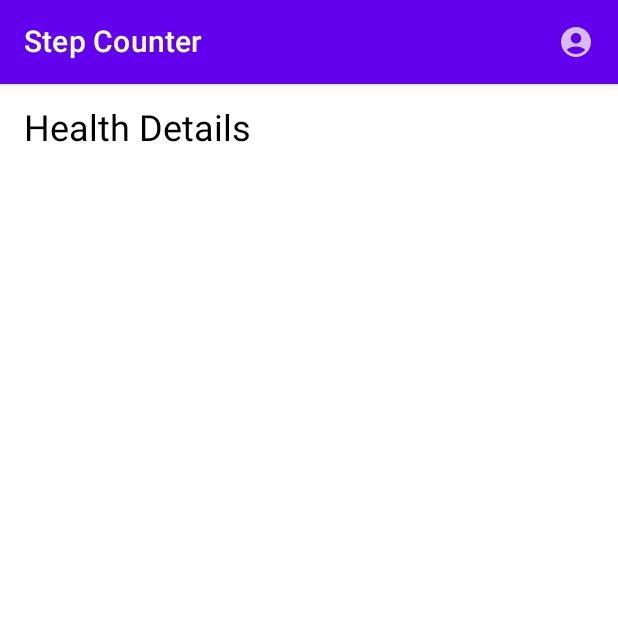
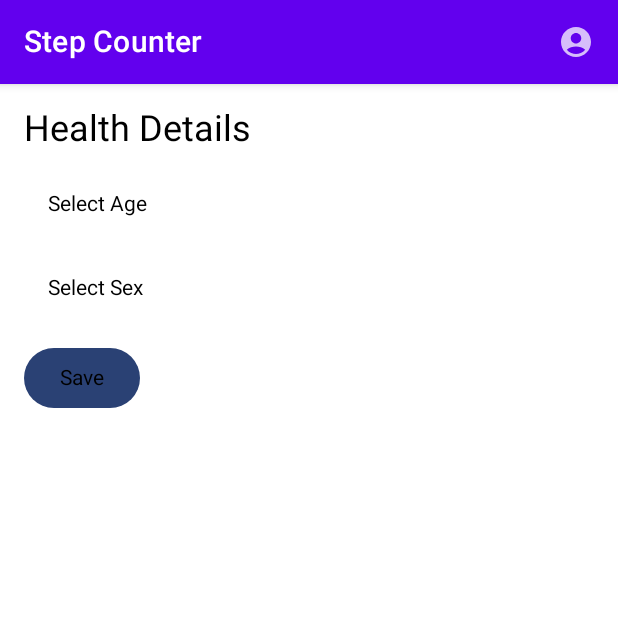
Before and after one commit to akashbhattacharya/FitnessTracker, an Android app built with Jetpack Compose: the HealthDetailsScreen screen opened through its navigation route, on a phone screen of 412 x 824 dp, the top half of it. Run offline under Robolectric (Android 15) with nearby library versions, the phone set to English and light mode, and no system bars.

Commit message:
- age and sex drop down has been added

```diff
--- a/app/build.gradle.kts
+++ b/app/build.gradle.kts
@@ -114,6 +114,8 @@ dependencies {
     implementation ("com.google.android.material:material:1.4.0")
     implementation ("androidx.compose.material3:material3:1.0.0-alpha03")
     implementation ("androidx.activity:activity-compose:1.4.0")
+    implementation ("com.google.android.material:material:1.4.0")
+
 
 
 
--- a/app/src/main/java/com/example/testapp/MainActivity.kt
+++ b/app/src/main/java/com/example/testapp/MainActivity.kt
@@ -7,10 +7,13 @@ import android.os.Bundle
 import androidx.activity.ComponentActivity
 import androidx.activity.compose.setContent
 import androidx.compose.foundation.Canvas
+import androidx.compose.foundation.clickable
 import androidx.compose.foundation.layout.*
+import androidx.compose.foundation.text.KeyboardOptions
 import androidx.compose.material.*
 import androidx.compose.material.icons.Icons
 import androidx.compose.material.icons.filled.AccountCircle
+import androidx.compose.material.icons.filled.ArrowDropDown
 import androidx.compose.material3.Button
 import androidx.compose.runtime.*
 import androidx.compose.ui.Alignment
@@ -18,11 +21,14 @@ import androidx.compose.ui.Modifier
 import androidx.compose.ui.geometry.Offset
 import androidx.compose.ui.graphics.Color
 import androidx.compose.ui.graphics.drawscope.Stroke
+import androidx.compose.ui.text.input.KeyboardType
+import androidx.compose.ui.tooling.preview.Preview
 import androidx.compose.ui.unit.dp
 import androidx.lifecycle.viewmodel.compose.viewModel
 import androidx.navigation.NavController
 import androidx.navigation.compose.*
 import com.example.testapp.ui.theme.TestAppTheme
+
 
 class MainActivity : ComponentActivity() {
     override fun onCreate(savedInstanceState: Bundle?) {
@@ -32,12 +38,12 @@ class MainActivity : ComponentActivity() {
             TestAppTheme {
                 // A surface container using the 'background' color from the theme
                 Surface(color = MaterialTheme.colors.background) {
-                    StepCounterApp()
+                    val viewModel: StepCounterViewModel = viewModel()
+                    StepCounterApp(viewModel)
                 }
             }
         }
     }
-
     private fun createNotificationChannel() {
         val name = "Step Counter Notifications"
         val descriptionText = "Notifications for step milestones"
@@ -53,7 +59,7 @@ class MainActivity : ComponentActivity() {
 }
 
 @Composable
-fun StepCounterApp() {
+fun StepCounterApp(viewModel: StepCounterViewModel) {
     val navController = rememberNavController()
     Scaffold(
         topBar = {
@@ -69,17 +75,100 @@ fun StepCounterApp() {
         }
     ) { paddingValues ->
         NavHost(navController = navController, startDestination = "main") {
-            composable("main") { StepCounterUI(navController, paddingValues) }
+            composable("main") { StepCounterUI(navController, paddingValues, viewModel) }
             composable("weeklySteps") { WeeklyStepsScreen() }
             // Add the composable for user settings screen
             composable("userSettings") { UserSettingsScreen(navController) }
-            composable("healthDetails") { HealthDetailsScreen(navController) }
-            composable("changeMoveGoal") { ChangeMoveGoalScreen(navController) }
+            composable("healthDetails") { HealthDetailsScreen(navController, viewModel) }
+            composable("changeMoveGoal") { ChangeMoveGoalScreen(navController, viewModel) } // Pass viewModel here
             composable("unitsOfMeasure") { UnitsOfMeasureScreen(navController) }
             composable("notifications") { NotificationsScreen(navController) }
         }
     }
 }
+
+@Composable
+fun HealthDetailsScreen(navController: NavController, viewModel: StepCounterViewModel) {
+    var selectedAge by remember { mutableStateOf<String?>(null) }
+    var isAgeDropdownExpanded by remember { mutableStateOf(false) } // Age dropdown expanded state
+    var height by remember { mutableStateOf("") }
+    var weight by remember { mutableStateOf("") }
+    var selectedSex by remember { mutableStateOf<String?>(null) }
+    var isSexDropdownExpanded by remember { mutableStateOf(false) } // Sex dropdown expanded state
+
+    val ageOptions = (1..100).map { it.toString() } // Example age options from 18 to 100
+    val sexOptions = listOf("Male", "Female")
+
+    Column(modifier = Modifier.padding(16.dp)) {
+        Text("Health Details", style = MaterialTheme.typography.h5)
+        Spacer(modifier = Modifier.height(16.dp))
+
+        // Age selection
+        Box(
+            modifier = Modifier.fillMaxWidth().clickable { isAgeDropdownExpanded = true }
+        ) {
+            Text(
+                text = selectedAge ?: "Select Age",
+                modifier = Modifier.padding(vertical = 12.dp, horizontal = 16.dp)
+            )
+            DropdownMenu(
+                expanded = isAgeDropdownExpanded,
+                onDismissRequest = { isAgeDropdownExpanded = false }
+            ) {
+                ageOptions.forEach { age ->
+                    DropdownMenuItem(onClick = {
+                        selectedAge = age
+                        isAgeDropdownExpanded = false
+                    }) {
+                        Text(age)
+                    }
+                }
+            }
+        }
+
+        Spacer(modifier = Modifier.height(16.dp))
+
+        // Sex selection
+        Box(
+            modifier = Modifier.fillMaxWidth().clickable { isSexDropdownExpanded = true }
+        ) {
+            Text(
+                text = selectedSex ?: "Select Sex",
+                modifier = Modifier.padding(vertical = 12.dp, horizontal = 16.dp)
+            )
+            DropdownMenu(
+                expanded = isSexDropdownExpanded,
+                onDismissRequest = { isSexDropdownExpanded = false }
+            ) {
+                sexOptions.forEach { sex ->
+                    DropdownMenuItem(onClick = {
+                        selectedSex = sex
+                        isSexDropdownExpanded = false
+                    }) {
+                        Text(sex)
+                    }
+                }
+            }
+        }
+
+        Spacer(modifier = Modifier.height(16.dp))
+
+        // Save button
+        Button(onClick = {
+            // Save health details
+            viewModel.setHealthDetails(selectedAge ?: "", height, weight, selectedSex ?: "")
+            navController.navigateUp()
+        }) {
+            Text("Save")
+        }
+    }
+}
+
+
+
+
+
+
 
 
 @Composable
@@ -112,13 +201,9 @@ fun UserSettingsScreen(navController: NavController) {
 
 
 
-@Composable
-fun HealthDetailsScreen(navController: NavController) {
-    Column(modifier = Modifier.padding(16.dp)) {
-        Text("Health Details", style = MaterialTheme.typography.h5)
-        // Implement UI for health details here
-    }
-}
+
+
+
 
 @Composable
 fun UnitsOfMeasureScreen(navController: NavController) {
@@ -138,11 +223,13 @@ fun NotificationsScreen(navController: NavController) {
 
 
 @Composable
-fun StepCounterUI(navController: NavController, paddingValues: PaddingValues) {
-    val viewModel: StepCounterViewModel = viewModel()
+fun StepCounterUI(navController: NavController, paddingValues: PaddingValues, viewModel: StepCounterViewModel) {
     val steps = viewModel.steps.collectAsState().value
     val calories = viewModel.calories.collectAsState().value
-    val goal = 100 // Your step goal
+    val goal = viewModel.moveGoal.collectAsState().value
+
+    val progress = (steps.toFloat() / goal).coerceIn(0f, 1f)
+    val goalText = "$steps / $goal"
 
     Column(
         modifier = Modifier
@@ -154,7 +241,8 @@ fun StepCounterUI(navController: NavController, paddingValues: PaddingValues) {
         CircularProgressBar(stepsCount = steps, goalCount = goal, modifier = Modifier.size(275.dp))
         Spacer(modifier = Modifier.height(16.dp)) // Create space between progress bar and text
         Text(text = "Steps: $steps")
-        Text(text = "Calories: ${calories.toInt()} kcal")
+        Text(text = "Calories: ${calories.toInt()} / $goal kcal")
+       // Text(text = "Goal: $goalText")
         Button(onClick = { viewModel.resetSteps() }) {
             Text("Reset Steps")
         }
@@ -166,8 +254,15 @@ fun StepCounterUI(navController: NavController, paddingValues: PaddingValues) {
         ) {
             Text("View Weekly Steps")
         }
+
+        // Show congratulations message if goal reached
+        if (progress >= 1.0f) {
+            Text("Congratulations! Goal Achieved!", color = Color.Green)
+        }
     }
 }
+
+
 
 @Composable
 fun CircularProgressBar(stepsCount: Int, goalCount: Int, modifier: Modifier = Modifier) {
@@ -177,6 +272,13 @@ fun CircularProgressBar(stepsCount: Int, goalCount: Int, modifier: Modifier = Mo
     Text(text = "${(progress * 100).toInt()}% of goal")
 }
 
+@Preview(showBackground = true)
+@Composable
+fun DefaultPreview() {
+    TestAppTheme {
+        HealthDetailsScreen(navController = rememberNavController(), viewModel = viewModel())
+    }
+}
 // Placeholder for the bar chart screen
 @Composable
 fun WeeklyStepsScreen() {
@@ -212,24 +314,23 @@ fun WeeklyStepsScreen() {
 }
 
 @Composable
-fun ChangeMoveGoalScreen(navController: NavController) {
-    val viewModel: StepCounterViewModel = viewModel()
-    val currentGoal = remember { mutableStateOf(viewModel.moveGoal.value) }
+fun ChangeMoveGoalScreen(navController: NavController, viewModel: StepCounterViewModel) {
+    val currentGoal by viewModel.moveGoal.collectAsState()
 
     Column(modifier = Modifier.padding(16.dp)) {
         Text("Change Move Goal", style = MaterialTheme.typography.h5)
         Spacer(modifier = Modifier.height(16.dp))
 
         // Display the current move goal
-        Text("Move Goal: ${currentGoal.value}")
+        Text("Move Goal: $currentGoal")
 
         // Plus and minus buttons to adjust the move goal
         Row(verticalAlignment = Alignment.CenterVertically) {
-            Button(onClick = { increaseGoal(currentGoal) }) {
+            Button(onClick = { viewModel.increaseMoveGoal() }) {
                 Text("+10")
             }
             Spacer(modifier = Modifier.width(16.dp))
-            Button(onClick = { decreaseGoal(currentGoal) }) {
+            Button(onClick = { viewModel.decreaseMoveGoal() }) {
                 Text("-10")
             }
         }
@@ -237,8 +338,8 @@ fun ChangeMoveGoalScreen(navController: NavController) {
         // Save button to apply the changes
         Button(
             onClick = {
-                viewModel.setMoveGoal(currentGoal.value) // Set the new move goal in the ViewModel
-                navController.popBackStack() // Navigate back
+                // Directly navigate back since the viewModel is already updated
+                navController.popBackStack()
             },
             modifier = Modifier
                 .align(Alignment.End)
@@ -248,11 +349,3 @@ fun ChangeMoveGoalScreen(navController: NavController) {
         }
     }
 }
-
-private fun increaseGoal(currentGoal: MutableState<Int>) {
-    currentGoal.value += 10
-}
-
-private fun decreaseGoal(currentGoal: MutableState<Int>) {
-    currentGoal.value -= 10
-}
--- a/app/src/main/java/com/example/testapp/StepCounterViewModel.kt
+++ b/app/src/main/java/com/example/testapp/StepCounterViewModel.kt
@@ -1,8 +1,4 @@
 package com.example.testapp
-
-import kotlinx.coroutines.delay
-import kotlinx.coroutines.flow.MutableStateFlow
-import kotlinx.coroutines.launch
 import android.app.Application
 import android.app.NotificationChannel
 import android.app.NotificationManager
@@ -15,7 +11,13 @@ import android.os.Build
 import androidx.core.app.NotificationCompat
 import androidx.lifecycle.AndroidViewModel
 import androidx.lifecycle.viewModelScope
+import com.example.testapp.ui.theme.HealthDetails
+import kotlinx.coroutines.delay
+import kotlinx.coroutines.flow.MutableStateFlow
+import kotlinx.coroutines.flow.StateFlow
+import kotlinx.coroutines.launch
 import kotlin.math.sqrt
+
 
 class StepCounterViewModel(application: Application) : AndroidViewModel(application), SensorEventListener {
     private var sensorManager: SensorManager = application.getSystemService(Context.SENSOR_SERVICE) as SensorManager
@@ -30,9 +32,18 @@ class StepCounterViewModel(application: Application) : AndroidViewModel(applicat
     private val INACTIVITY_CHECK_INTERVAL = 10 * 60 * 1000 // Check for inactivity every 10 minutes
     private val INACTIVITY_NOTIFICATION_ID = 12345 // Unique notification ID
 
-    val steps = MutableStateFlow(0)
-    val calories = MutableStateFlow(0.0)
-    val moveGoal = MutableStateFlow(1000)
+    private val _steps = MutableStateFlow(0)
+    val steps: StateFlow<Int> = _steps
+
+    private val _calories = MutableStateFlow(0.0)
+    val calories: StateFlow<Double> = _calories
+
+    private val _moveGoal = MutableStateFlow(1000)
+    val moveGoal: StateFlow<Int> = _moveGoal
+
+
+    private var healthDetails: HealthDetails? = null
+
 
     init {
         val sensorToRegister = stepSensor ?: accelerometerSensor
@@ -48,8 +59,8 @@ class StepCounterViewModel(application: Application) : AndroidViewModel(applicat
             Sensor.TYPE_STEP_COUNTER -> {
                 val stepCount = event.values[0].toInt()
                 viewModelScope.launch {
-                    steps.value = stepCount
-                    calories.value = calculateCalories(stepCount)
+                    _steps.value = stepCount
+                    _calories.value = calculateCalories(stepCount)
                     sendStepMilestoneNotification(stepCount)
                 }
             }
@@ -95,9 +106,9 @@ class StepCounterViewModel(application: Application) : AndroidViewModel(applicat
         val currentTime = System.currentTimeMillis()
         if (accelerationMagnitude > stepThreshold && currentTime - lastStepTime > 500) { // Debounce time of 500ms
             viewModelScope.launch {
-                steps.value += 1
-                calories.value = calculateCalories(steps.value)
-                sendStepMilestoneNotification(steps.value)
+                _steps.value += 1
+                _calories.value = calculateCalories(_steps.value)
+                sendStepMilestoneNotification(_steps.value)
             }
             lastStepTime = currentTime
         }
@@ -132,14 +143,38 @@ class StepCounterViewModel(application: Application) : AndroidViewModel(applicat
 
     override fun onAccuracyChanged(sensor: Sensor?, accuracy: Int) {}
 
-    fun resetSteps() {
-        steps.value = 0
-        calories.value = 0.0
+    fun setHealthDetails(dateOfBirth: Int, age: Int, weight: Int, height: String, sex: String) {
+        healthDetails = HealthDetails( age, weight, height, sex)
     }
 
-    fun setMoveGoal(goal: Int) {
-        moveGoal.value = goal
+    fun resetSteps() {
+        _steps.value = 0
+        _calories.value = 0.0
     }
+
+    fun increaseMoveGoal() {
+        _moveGoal.value += 10
+    }
+
+    fun decreaseMoveGoal() {
+        if (_moveGoal.value > 10) { // Prevent negative goals
+            _moveGoal.value -= 10
+        }
+    }
+
+    fun setHealthDetails(age: String, height: String, weight: String, sex: String) {
+        // Assuming you have a StepCounterViewModel class where you define this function
+        // You can perform whatever action you want with the health details here
+        // For example, you can save them to a database or update some state in the view model
+        // Replace the println statements with your actual implementation
+        println("Age: $age")
+        println("Height: $height")
+        println("Weight: $weight")
+        println("Sex: $sex")
+    }
+
+
+
     private fun calculateCalories(steps: Int): Double {
         return steps * 0.04 // Simplified calorie calculation. Adjust based on actual use case.
     }
```
Also changed, not shown: app/src/main/java/com/example/testapp/ui/theme/HealthDetails.kt (added, +8 -0 lines).
